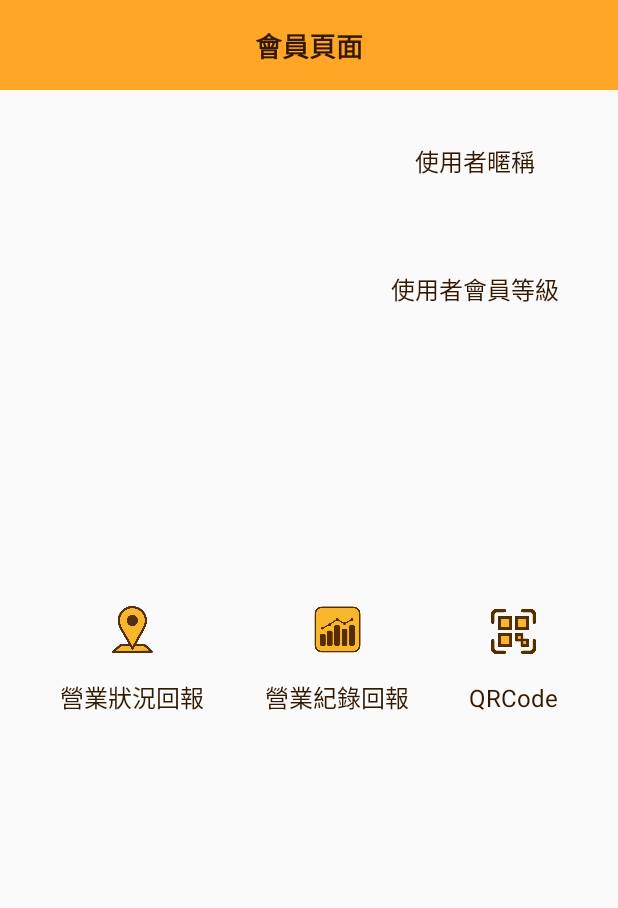
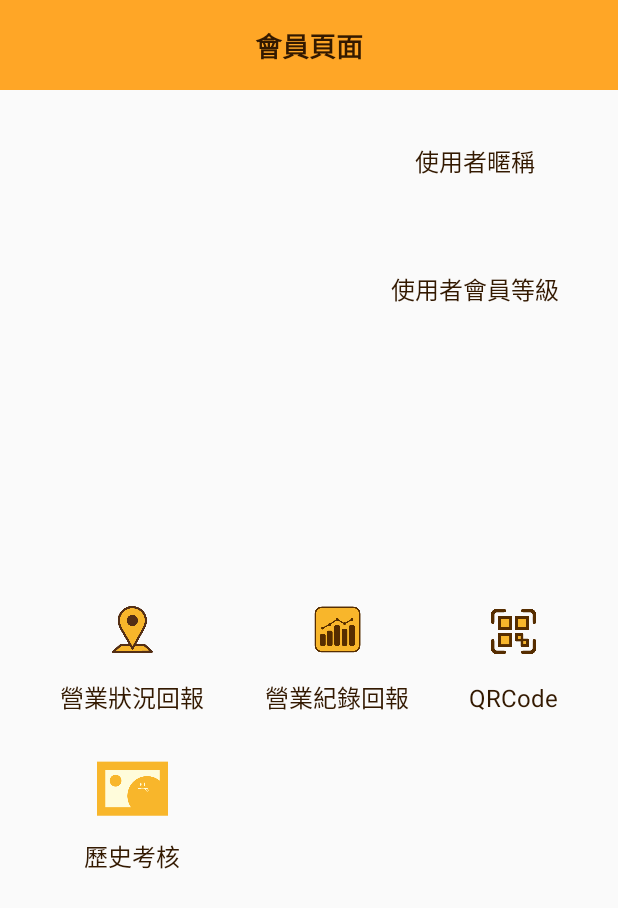
Before and after one commit to rn1it/PuffRen, an Android app: the ProfileFragment screen opened through its navigation route, on a phone screen of 412 x 824 dp. Shown: the top 908 px of the screen. Run offline under Robolectric (Android 15) with nearby library versions, the phone set to English and light mode, and no system bars; our stand-ins replace data binding; pictures from the network do not load; 4 statements that could not run were skipped.

Commit message:
add profile navigate to performance

```diff
--- a/app/src/main/res/layout/fragment_profile.xml
+++ b/app/src/main/res/layout/fragment_profile.xml
@@ -200,6 +200,39 @@
                     style="@style/text_style_profile_title"/>
             </androidx.constraintlayout.widget.ConstraintLayout>
 
+            <androidx.constraintlayout.widget.ConstraintLayout
+                android:id="@+id/profile_performance"
+                android:layout_width="wrap_content"
+                android:layout_height="wrap_content"
+                android:layout_marginTop="8dp"
+                android:focusable="true"
+                android:onClick="@{() -> viewModel.navigateToPerformance()}"
+                android:padding="8dp"
+                app:layout_constraintEnd_toEndOf="@+id/profile_report"
+                app:layout_constraintStart_toStartOf="@+id/profile_report"
+                app:layout_constraintTop_toBottomOf="@+id/profile_report">
+
+                <ImageView
+                    android:id="@+id/image_performance"
+                    android:layout_width="50dp"
+                    android:layout_height="50dp"
+                    android:src="@drawable/placeholder"
+                    app:layout_constraintEnd_toEndOf="parent"
+                    app:layout_constraintStart_toStartOf="parent"
+                    app:layout_constraintTop_toTopOf="parent" />
+
+                <TextView
+                    android:id="@+id/text_profile_performance_title"
+                    style="@style/text_style_profile_title"
+                    android:layout_width="wrap_content"
+                    android:layout_height="wrap_content"
+                    android:layout_marginTop="8dp"
+                    android:text="@string/performance"
+                    app:layout_constraintBottom_toBottomOf="parent"
+                    app:layout_constraintEnd_toEndOf="parent"
+                    app:layout_constraintStart_toStartOf="parent"
+                    app:layout_constraintTop_toBottomOf="@+id/image_performance" />
+            </androidx.constraintlayout.widget.ConstraintLayout>
 
         </androidx.constraintlayout.widget.ConstraintLayout>
 
--- a/app/src/main/res/values/strings.xml
+++ b/app/src/main/res/values/strings.xml
@@ -60,4 +60,5 @@
     <string name="five">五</string>
     <string name="six">六</string>
     <string name="coupon">優惠券</string>
+    <string name="performance">歷史考核</string>
 </resources>
```
